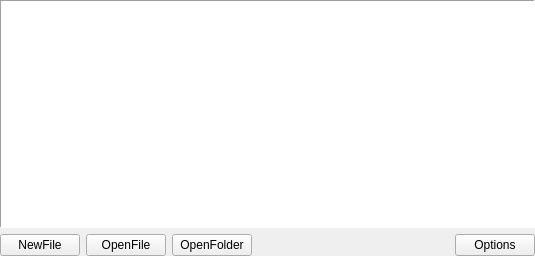
This is liteidex/src/plugins/welcome/welcomewidget.ui in seanxyh/liteide as Qt 5 draws it before an edit. The edited form follows.
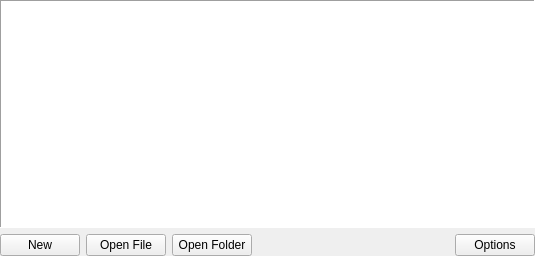
This is the edited form.

Patch:
```diff
--- a/liteidex/src/plugins/welcome/welcomewidget.ui
+++ b/liteidex/src/plugins/welcome/welcomewidget.ui
@@ -29,21 +29,21 @@
      <item>
       <widget class="QPushButton" name="newFileButton">
        <property name="text">
-        <string>NewFile</string>
+        <string>New</string>
        </property>
       </widget>
      </item>
      <item>
       <widget class="QPushButton" name="openFileButton">
        <property name="text">
-        <string>OpenFile</string>
+        <string>Open File</string>
        </property>
       </widget>
      </item>
      <item>
       <widget class="QPushButton" name="openFolderButton">
        <property name="text">
-        <string>OpenFolder</string>
+        <string>Open Folder</string>
        </property>
       </widget>
      </item>
```
